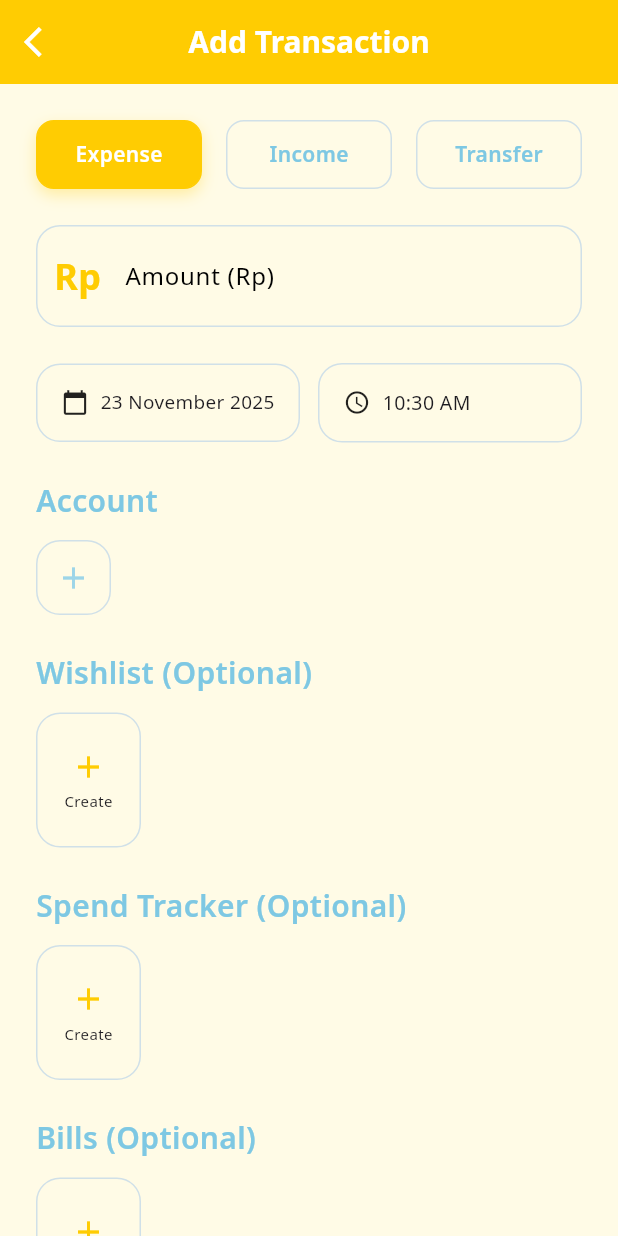
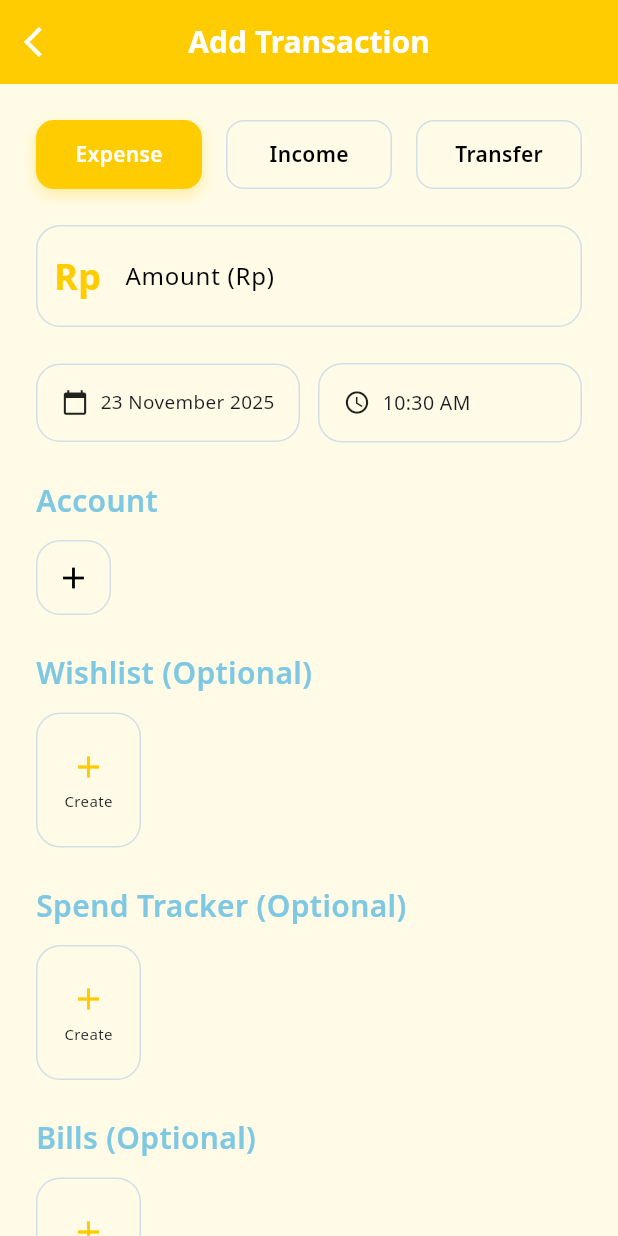
Before and after one commit to aivexl/catmoney, a Flutter app: the screen it shows after launch, item 2 of the bottom bar chosen, scrolled down 576 dp, after a tap on the "add" icon, on a phone screen of 412 x 824 dp. Run offline on Flutter 3.47's test engine with Material 3 defaults, Android fonts, the phone set to English and light mode, and no system bars; our stand-ins replace file_picker, fl_chart, google_fonts, google_sign_in, image_picker, shared_preferences and 1 more; missing offline and left inert: excel, universal_html.

Commit message:
Fix: Change all blue font colors to black and improve UI consistency - Change all AppColors.text and AppColors.textSecondary to Colors.black across all screens - Update account cards: increase color opacity and change all text to black - Update home screen: remove gradients, use solid background colors - Fix text colors in spend_tracker, wishlist, bills screens - Fix text colors in widgets: time_bar_chart, category_pie_chart, monthly_summary, balance_pie_chart - All UI text now uses black color for better readability

```diff
--- a/lib/screens/add_transaction_screen.dart
+++ b/lib/screens/add_transaction_screen.dart
@@ -668,7 +668,7 @@ class _AddTransactionScreenState extends State<AddTransactionScreen> {
           child: Text(
             label,
             style: TextStyle(
-              color: isSelected ? Colors.white : AppColors.text,
+              color: isSelected ? Colors.white : Colors.black,
               fontWeight: FontWeight.w600,
             ),
           ),
@@ -1133,7 +1133,7 @@ class _AddTransactionScreenState extends State<AddTransactionScreen> {
                                       color: AppColors.border, width: 1),
                                 ),
                                 child: const Icon(Icons.add,
-                                    color: AppColors.textSecondary),
+                                    color: Colors.black),
                               ),
                             );
                           }
@@ -1179,7 +1179,7 @@ class _AddTransactionScreenState extends State<AddTransactionScreen> {
                                           : FontWeight.normal,
                                       color: isSelected
                                           ? AppColors.primary
-                                          : AppColors.text,
+                                          : Colors.black,
                                     ),
                                   ),
                                 ],
@@ -1591,7 +1591,7 @@ class _AddTransactionScreenState extends State<AddTransactionScreen> {
                     child: const Center(
                       child: Text(
                         'Transfer does not require a category.',
-                        style: TextStyle(color: AppColors.textSecondary),
+                        style: TextStyle(color: Colors.black),
                       ),
                     ),
                   ),
@@ -1654,12 +1654,12 @@ class _AddTransactionScreenState extends State<AddTransactionScreen> {
                             mainAxisAlignment: MainAxisAlignment.center,
                             children: [
                               Icon(Icons.camera_alt,
-                                  size: 40, color: AppColors.textSecondary),
+                                  size: 40, color: Colors.black),
                               SizedBox(height: 8),
                               Text(
                                 'Add Photo',
                                 style:
-                                    TextStyle(color: AppColors.textSecondary),
+                                    TextStyle(color: Colors.black),
                               ),
                             ],
                           )
--- a/lib/screens/home_screen.dart
+++ b/lib/screens/home_screen.dart
@@ -170,7 +170,7 @@ class _HomeScreenState extends State<HomeScreen> {
                   style: TextStyle(
                     fontSize: 20,
                     fontWeight: FontWeight.bold,
-                    color: AppColors.text,
+                    color: Colors.black,
                   ),
                 ),
               ],
@@ -209,6 +209,7 @@ class _HomeScreenState extends State<HomeScreen> {
                             style: AppTextStyle.caption.copyWith(
                               fontWeight: FontWeight.w600,
                               fontSize: 12,
+                              color: Colors.black,
                             ),
                           ),
                           Row(
@@ -292,7 +293,7 @@ class _HomeScreenState extends State<HomeScreen> {
                         'Total Balance',
                         style: TextStyle(
                           fontSize: 14,
-                          color: AppColors.textSecondary,
+                          color: Colors.black,
                           fontWeight: FontWeight.w500,
                         ),
                       ),
@@ -343,7 +344,7 @@ class _HomeScreenState extends State<HomeScreen> {
                         'Total Expenses',
                         style: TextStyle(
                           fontSize: 14,
-                          color: AppColors.textSecondary,
+                          color: Colors.black,
                           fontWeight: FontWeight.w500,
                         ),
                       ),
@@ -387,7 +388,7 @@ class _HomeScreenState extends State<HomeScreen> {
                         'Total Income',
                         style: TextStyle(
                           fontSize: 14,
-                          color: AppColors.textSecondary,
+                          color: Colors.black,
                           fontWeight: FontWeight.w500,
                         ),
                       ),
@@ -657,7 +658,7 @@ class _HomeScreenState extends State<HomeScreen> {
                       Formatters.formatTime(sorted[i].date),
                       style: AppTextStyle.caption.copyWith(
                         fontSize: 10, // Font lebih kecil
-                        color: AppColors.textSecondary,
+                        color: Colors.black,
                       ),
                     ),
                     const SizedBox(
@@ -724,7 +725,7 @@ class _HomeScreenState extends State<HomeScreen> {
         ? AppColors.income
         : isExpense
             ? AppColors.expense
-            : AppColors.text;
+            : Colors.black;
 
     final cardColor = _getCardColor(transaction.category);
 
@@ -782,6 +783,7 @@ class _HomeScreenState extends State<HomeScreen> {
                       style: AppTextStyle.body.copyWith(
                         fontWeight: FontWeight.w600,
                         fontSize: 14, // Font lebih kecil
+                        color: Colors.black,
                       ),
                       maxLines: 1,
                       overflow: TextOverflow.ellipsis,
@@ -791,6 +793,7 @@ class _HomeScreenState extends State<HomeScreen> {
                       transaction.category,
                       style: AppTextStyle.caption.copyWith(
                         fontSize: 12, // Font lebih kecil
+                        color: Colors.black,
                       ),
                       maxLines: 1,
                       overflow: TextOverflow.ellipsis,
@@ -901,9 +904,9 @@ class _HomeScreenState extends State<HomeScreen> {
           mainAxisAlignment: MainAxisAlignment.center,
           mainAxisSize: MainAxisSize.min,
           children: [
-            const Text(
+            Text(
               'Welcome',
-              style: AppTextStyle.h2,
+              style: AppTextStyle.h2.copyWith(color: Colors.black),
               textAlign: TextAlign.center,
             ),
             const SizedBox(height: AppSpacing.md),
@@ -927,6 +930,7 @@ class _HomeScreenState extends State<HomeScreen> {
               'Start managing your finances by adding your first transaction',
               style: AppTextStyle.caption.copyWith(
                 fontSize: 14,
+                color: Colors.black,
               ),
               textAlign: TextAlign.center,
             ),
@@ -1048,7 +1052,7 @@ class _MenuIconButtonState extends State<_MenuIconButton> {
           style: AppTextStyle.caption.copyWith(
             fontSize: fontSize,
             fontWeight: FontWeight.w700, // Lebih bold
-            color: AppColors.text,
+            color: Colors.black,
           ),
           textAlign: TextAlign.center,
           maxLines: 1,
--- a/lib/screens/transactions_screen.dart
+++ b/lib/screens/transactions_screen.dart
@@ -208,7 +208,7 @@ class _TransactionsScreenState extends State<TransactionsScreen> {
                 style: TextStyle(
                   fontSize: 16,
                   fontWeight: FontWeight.bold,
-                  color: AppColors.text,
+                  color: Colors.black,
                 ),
               ),
             ],
@@ -353,8 +353,8 @@ class _TransactionsScreenState extends State<TransactionsScreen> {
               fontSize: 11,
               fontWeight: FontWeight.w600,
               color: isOutside
-                  ? AppColors.textSecondary.withValues(alpha: 0.4)
-                  : AppColors.text,
+                  ? Colors.black.withValues(alpha: 0.4)
+                  : Colors.black,
             ),
           ),
           if (dayEvents.isNotEmpty) ...[
@@ -543,19 +543,19 @@ class _TransactionsScreenState extends State<TransactionsScreen> {
                   style: TextStyle(
                     fontSize: 20,
                     fontWeight: FontWeight.bold,
-                    color: AppColors.text,
+                    color: Colors.black,
                   ),
                 ),
               ],
             ),
             const SizedBox(height: AppSpacing.md),
             if (filteredTransactions.isEmpty)
-              const Center(
+              Center(
                 child: Padding(
-                  padding: EdgeInsets.all(AppSpacing.xl),
+                  padding: const EdgeInsets.all(AppSpacing.xl),
                   child: Text(
                     'No transactions',
-                    style: AppTextStyle.caption,
+                    style: AppTextStyle.caption.copyWith(color: Colors.black),
                   ),
                 ),
               )
@@ -648,7 +648,7 @@ class _TransactionsScreenState extends State<TransactionsScreen> {
                       Formatters.formatTime(sorted[i].date),
                       style: AppTextStyle.caption.copyWith(
                         fontSize: 10,
-                        color: AppColors.textSecondary,
+                        color: Colors.black,
                       ),
                     ),
                     const SizedBox(height: AppSpacing.xs / 2),
@@ -711,7 +711,7 @@ class _TransactionsScreenState extends State<TransactionsScreen> {
         ? AppColors.income
         : isExpense
             ? AppColors.expense
-            : AppColors.text;
+            : Colors.black;
 
     final cardColor = _getCardColor(transaction.category);
 
--- a/lib/widgets/category_pie_chart.dart
+++ b/lib/widgets/category_pie_chart.dart
@@ -61,7 +61,7 @@ class CategoryPieChart extends StatelessWidget {
                     style: const TextStyle(
                       fontSize: 16,
                       fontWeight: FontWeight.bold,
-                      color: AppColors.text,
+                      color: Colors.black,
                     ),
                   ),
                 ],
@@ -104,7 +104,7 @@ class CategoryPieChart extends StatelessWidget {
                           'Total',
                           style: AppTextStyle.caption.copyWith(
                             fontSize: 11,
-                            color: AppColors.text,
+                            color: Colors.black,
                           ),
                         ),
                         const SizedBox(height: 2),
@@ -113,7 +113,7 @@ class CategoryPieChart extends StatelessWidget {
                           style: AppTextStyle.body.copyWith(
                             fontSize: 12,
                             fontWeight: FontWeight.bold,
-                            color: AppColors.text,
+                            color: Colors.black,
                           ),
                           textAlign: TextAlign.center,
                         ),
@@ -146,7 +146,7 @@ class CategoryPieChart extends StatelessWidget {
                   Text(
                     'Belum ada data',
                     style: AppTextStyle.caption.copyWith(
-                      color: AppColors.textSecondary,
+                      color: Colors.black,
                     ),
                   ),
                 ],
@@ -256,7 +256,7 @@ class CategoryPieChart extends StatelessWidget {
                   style: const TextStyle(
                     fontSize: 16,
                     fontWeight: FontWeight.bold,
-                    color: AppColors.text,
+                    color: Colors.black,
                   ),
                 ),
               ],
@@ -291,7 +291,7 @@ class CategoryPieChart extends StatelessWidget {
                         'Total',
                         style: AppTextStyle.caption.copyWith(
                           fontSize: 11,
-                          color: AppColors.text,
+                          color: Colors.black,
                         ),
                       ),
                       const SizedBox(height: 2),
@@ -300,7 +300,7 @@ class CategoryPieChart extends StatelessWidget {
                         style: AppTextStyle.body.copyWith(
                           fontSize: 12,
                           fontWeight: FontWeight.bold,
-                          color: AppColors.text,
+                          color: Colors.black,
                         ),
                         textAlign: TextAlign.center,
                       ),
@@ -368,7 +368,7 @@ class CategoryPieChart extends StatelessWidget {
                       Expanded(
                         child: Text(
                           category.name,
-                          style: AppTextStyle.body.copyWith(fontSize: 12),
+                          style: AppTextStyle.body.copyWith(fontSize: 12, color: Colors.black),
                         ),
                       ),
                       Text(
@@ -376,6 +376,7 @@ class CategoryPieChart extends StatelessWidget {
                         style: AppTextStyle.body.copyWith(
                           fontSize: 12,
                           fontWeight: FontWeight.w600,
+                          color: Colors.black,
                         ),
                       ),
                     ],
--- a/lib/widgets/monthly_summary.dart
+++ b/lib/widgets/monthly_summary.dart
@@ -90,7 +90,7 @@ class MonthlySummary extends StatelessWidget {
                 style: TextStyle(
                   fontSize: 16,
                   fontWeight: FontWeight.bold,
-                  color: AppColors.text,
+                  color: Colors.black,
                 ),
               ),
             ],
@@ -132,7 +132,7 @@ class MonthlySummary extends StatelessWidget {
                               'Income',
                               style: AppTextStyle.caption.copyWith(
                                 fontSize: 11,
-                                color: AppColors.textSecondary,
+                                color: Colors.black,
                               ),
                             ),
                             Text(
@@ -154,7 +154,7 @@ class MonthlySummary extends StatelessWidget {
                               'Expenses',
                               style: AppTextStyle.caption.copyWith(
                                 fontSize: 11,
-                                color: AppColors.textSecondary,
+                                color: Colors.black,
                               ),
                             ),
                             Text(
@@ -176,7 +176,7 @@ class MonthlySummary extends StatelessWidget {
                               'Balance',
                               style: AppTextStyle.caption.copyWith(
                                 fontSize: 11,
-                                color: AppColors.textSecondary,
+                                color: Colors.black,
                               ),
                             ),
                             Text(
@@ -222,7 +222,7 @@ class MonthlySummary extends StatelessWidget {
                           'Total Income',
                           style: AppTextStyle.caption.copyWith(
                             fontSize: 12,
-                            color: AppColors.textSecondary,
+                            color: Colors.black,
                           ),
                         ),
                         const SizedBox(height: 4),
@@ -242,7 +242,7 @@ class MonthlySummary extends StatelessWidget {
                           'Total Expenses',
                           style: AppTextStyle.caption.copyWith(
                             fontSize: 12,
-                            color: AppColors.textSecondary,
+                            color: Colors.black,
                           ),
                         ),
                         const SizedBox(height: 4),
@@ -271,7 +271,7 @@ class MonthlySummary extends StatelessWidget {
                         'Total Balance',
                         style: AppTextStyle.caption.copyWith(
                           fontSize: 12,
-                          color: AppColors.textSecondary,
+                          color: Colors.black,
                         ),
                       ),
                       const SizedBox(height: 4),
--- a/lib/widgets/time_bar_chart.dart
+++ b/lib/widgets/time_bar_chart.dart
@@ -72,7 +72,7 @@ class _TimeBarChartState extends State<TimeBarChart> {
                     style: TextStyle(
                       fontSize: 16,
                       fontWeight: FontWeight.bold,
-                      color: AppColors.text,
+                      color: Colors.black,
                     ),
                   ),
                 ],
@@ -103,10 +103,10 @@ class _TimeBarChartState extends State<TimeBarChart> {
           SizedBox(
             height: 200,
             child: widget.timeLabels.isEmpty
-                ? const Center(
+                ? Center(
                     child: Text(
                       'No data available',
-                      style: AppTextStyle.caption,
+                      style: AppTextStyle.caption.copyWith(color: Colors.black),
                     ),
                   )
                 : BarChart(
@@ -147,6 +147,7 @@ class _TimeBarChartState extends State<TimeBarChart> {
                                   widget.timeLabels[value.toInt()],
                                   style: AppTextStyle.caption.copyWith(
                                     fontSize: 10,
+                                    color: Colors.black,
                                   ),
                                 ),
                               );
@@ -162,6 +163,7 @@ class _TimeBarChartState extends State<TimeBarChart> {
                                 Formatters.formatCompactCurrency(value),
                                 style: AppTextStyle.caption.copyWith(
                                   fontSize: 10,
+                                  color: Colors.black,
                                 ),
                               );
                             },
```
Also changed, not shown: lib/screens/accounts_screen.dart (+10 -10 lines), lib/screens/bills_screen.dart (+17 -17 lines), lib/screens/data_management_screen.dart (+4 -4 lines), lib/screens/home_page.dart (+10 -10 lines), lib/screens/more_screen.dart (+4 -4 lines), lib/screens/spend_tracker_screen.dart (+15 -15 lines), lib/screens/wishlist_screen.dart (+19 -19 lines), lib/widgets/balance_pie_chart.dart (+6 -6 lines).
